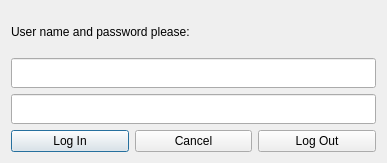
First picture: the form in chronicon/ui/enterpass.ui, repository berndhs/chronicon, before the edit.
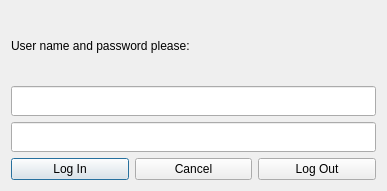
Second picture: the form after the edit.

```diff
--- a/chronicon/ui/enterpass.ui
+++ b/chronicon/ui/enterpass.ui
@@ -7,7 +7,7 @@
     <x>0</x>
     <y>0</y>
     <width>387</width>
-    <height>163</height>
+    <height>191</height>
    </rect>
   </property>
   <property name="windowTitle">
```
Left out of the diff: 2 changed lines with no effect on the pictures.
